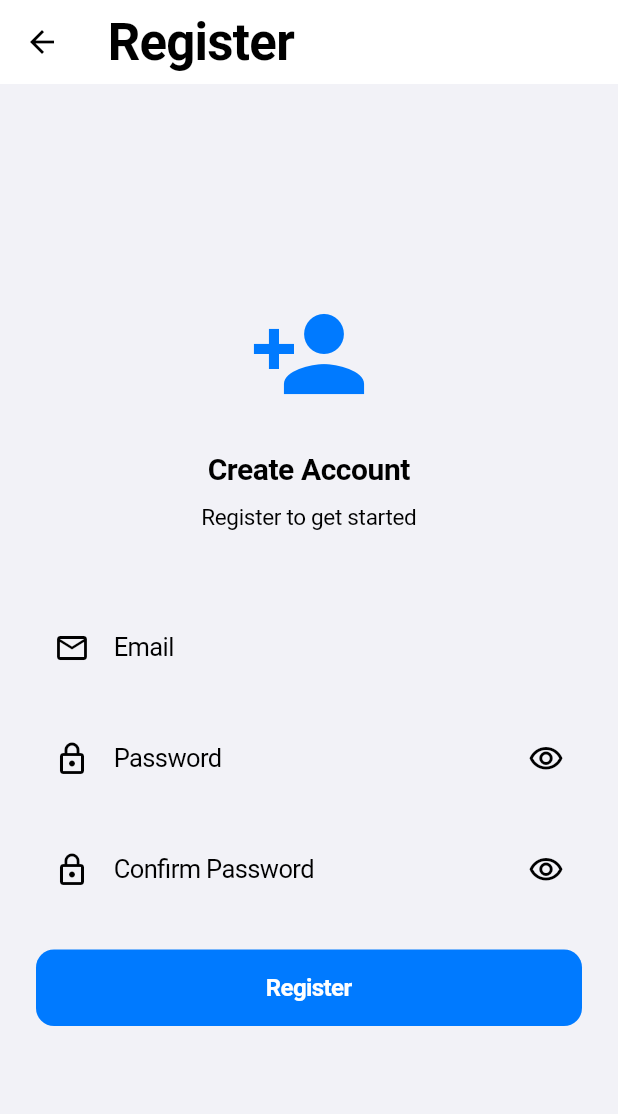
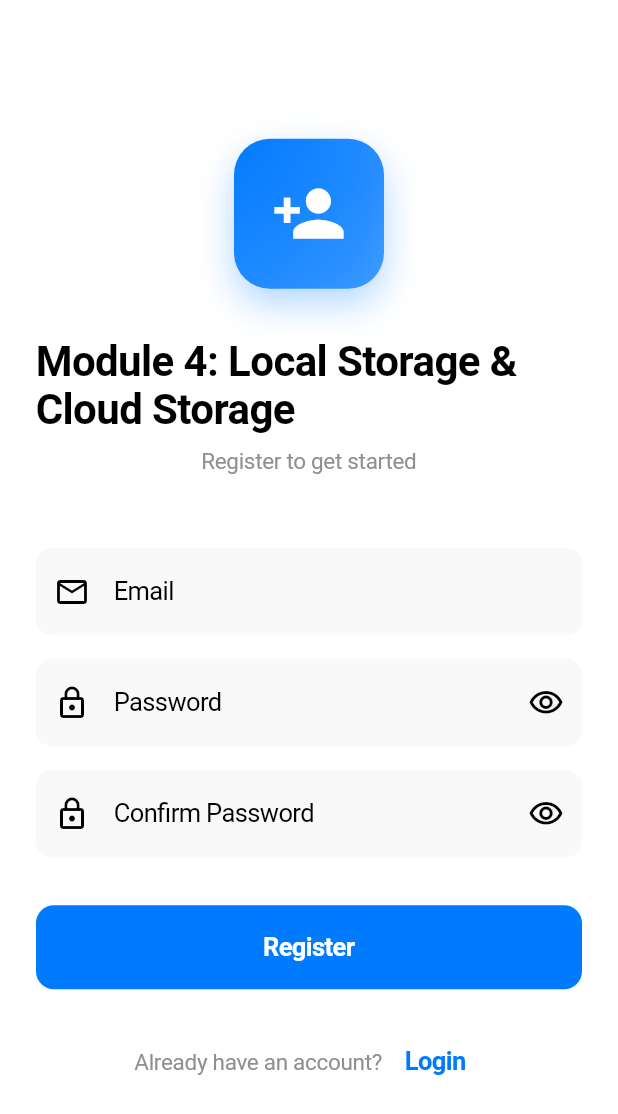
Before and after one commit to FaizalTrianto03/Prak.Mobile-25-26, a Flutter app: the RegisterView screen opened by its route, on a phone screen of 412 x 824 dp. Shown: the top 1114 px of the screen. Run offline on Flutter 3.47's test engine with Material 3 defaults, Android fonts, the phone set to English and light mode, and no system bars; our stand-ins replace flutter_dotenv, get, hive, hive_flutter, image_picker, shared_preferences and 1 more; accounts and stored records are empty.

Commit message:
feat: Enhance UI and navigation in authentication and note views
- Updated AppTheme to use a new input fill color for better visual consistency.
- Added a new input fill color in AppColors for improved theming.
- Changed app name in AppStrings to reflect the current module.
- Implemented a navigation method in AuthController to return to the login page.
- Enhanced RegisterView with a new app icon, improved layout, and added login link for better user experience.
- Updated NoteFormView and TodoFormView to set background color for consistency across views.

```diff
--- a/lib/app/core/theme/app_theme.dart
+++ b/lib/app/core/theme/app_theme.dart
@@ -54,7 +54,7 @@ class AppTheme {
       // Input Decoration Theme
       inputDecorationTheme: InputDecorationTheme(
         filled: true,
-        fillColor: AppColors.surfaceVariant,
+        fillColor: AppColors.inputFillColor,
         border: OutlineInputBorder(
           borderRadius: BorderRadius.circular(10),
           borderSide: BorderSide.none,
--- a/lib/app/core/values/app_colors.dart
+++ b/lib/app/core/values/app_colors.dart
@@ -20,6 +20,7 @@ class AppColors {
   static const Color background = Color(0xFFF2F2F7);
   static const Color surface = Color(0xFFFFFFFF);
   static const Color surfaceVariant = Color(0xFFF2F2F7);
+  static const Color inputFillColor = Color(0xFFF9F9F9);
 
   // Text Colors
   static const Color textPrimary = Color(0xFF000000);
--- a/lib/app/core/values/app_strings.dart
+++ b/lib/app/core/values/app_strings.dart
@@ -1,6 +1,6 @@
 class AppStrings {
   // App
-  static const String appName = 'Notes CRUD';
+  static const String appName = 'Module 4: Local Storage & Cloud Storage';
 
   // Auth
   static const String login = 'Login';
--- a/lib/app/modules/auth/controllers/auth_controller.dart
+++ b/lib/app/modules/auth/controllers/auth_controller.dart
@@ -92,6 +92,11 @@ class AuthController extends GetxController {
     Get.toNamed(Routes.REGISTER);
   }
 
+  // Navigate to login
+  void goToLogin() {
+    Get.back();
+  }
+
   // Email validator
   String? validateEmail(String? value) {
     if (value == null || value.isEmpty) {
--- a/lib/app/modules/auth/views/register_view.dart
+++ b/lib/app/modules/auth/views/register_view.dart
@@ -29,10 +29,9 @@ class _RegisterViewState extends State<RegisterView> {
   @override
   Widget build(BuildContext context) {
     final controller = Get.find<AuthController>();
-    final theme = Theme.of(context);
 
     return Scaffold(
-      appBar: AppBar(title: const Text(AppStrings.register)),
+      backgroundColor: Theme.of(context).colorScheme.surface,
       body: SafeArea(
         child: Center(
           child: SingleChildScrollView(
@@ -42,48 +41,76 @@ class _RegisterViewState extends State<RegisterView> {
               child: Column(
                 mainAxisAlignment: MainAxisAlignment.center,
                 children: [
-                  Icon(
-                    Icons.person_add,
-                    size: 80,
-                    color: theme.colorScheme.primary,
+                  // App Icon
+                  Container(
+                    width: 100,
+                    height: 100,
+                    decoration: BoxDecoration(
+                      gradient: LinearGradient(
+                        colors: [
+                          Theme.of(context).colorScheme.primary,
+                          Theme.of(
+                            context,
+                          ).colorScheme.primary.withValues(alpha: 0.7),
+                        ],
+                        begin: Alignment.topLeft,
+                        end: Alignment.bottomRight,
+                      ),
+                      borderRadius: BorderRadius.circular(24),
+                      boxShadow: [
+                        BoxShadow(
+                          color: Theme.of(
+                            context,
+                          ).colorScheme.primary.withValues(alpha: 0.3),
+                          blurRadius: 20,
+                          offset: const Offset(0, 10),
+                        ),
+                      ],
+                    ),
+                    child: const Icon(
+                      Icons.person_add,
+                      size: 50,
+                      color: Colors.white,
+                    ),
                   ),
-                  const SizedBox(height: 24),
+                  const SizedBox(height: 32),
+
+                  // Title
                   Text(
-                    AppStrings.createAccount,
-                    style: theme.textTheme.headlineMedium?.copyWith(
-                      fontWeight: FontWeight.w600,
-                    ),
+                    AppStrings.appName,
+                    style: Theme.of(context).textTheme.displayMedium,
                   ),
                   const SizedBox(height: 8),
                   Text(
                     AppStrings.registerToGetStarted,
-                    style: theme.textTheme.bodyMedium?.copyWith(
-                      color: theme.colorScheme.onSurfaceVariant,
-                    ),
+                    style: Theme.of(context).textTheme.bodyMedium,
                   ),
                   const SizedBox(height: 48),
+                  // Email Field
                   Obx(
                     () => TextFormField(
                       controller: _emailController,
                       keyboardType: TextInputType.emailAddress,
                       decoration: const InputDecoration(
                         labelText: AppStrings.email,
+                        hintText: 'name@example.com',
                         prefixIcon: Icon(Icons.email_outlined),
-                        hintText: 'Enter your email',
                       ),
                       validator: controller.validateEmail,
                       enabled: !controller.isLoading.value,
                     ),
                   ),
                   const SizedBox(height: 16),
+
+                  // Password Field
                   Obx(
                     () => TextFormField(
                       controller: _passwordController,
                       obscureText: _obscurePassword.value,
                       decoration: InputDecoration(
                         labelText: AppStrings.password,
-                        prefixIcon: const Icon(Icons.lock_outlined),
-                        hintText: 'Enter your password',
+                        hintText: '••••••••',
+                        prefixIcon: const Icon(Icons.lock_outline),
                         suffixIcon: IconButton(
                           icon: Icon(
                             _obscurePassword.value
@@ -98,14 +125,16 @@ class _RegisterViewState extends State<RegisterView> {
                     ),
                   ),
                   const SizedBox(height: 16),
+
+                  // Confirm Password Field
                   Obx(
                     () => TextFormField(
                       controller: _confirmPasswordController,
                       obscureText: _obscureConfirmPassword.value,
                       decoration: InputDecoration(
                         labelText: AppStrings.confirmPassword,
+                        hintText: '••••••••',
                         prefixIcon: const Icon(Icons.lock_outline),
-                        hintText: 'Confirm your password',
                         suffixIcon: IconButton(
                           icon: Icon(
                             _obscureConfirmPassword.value
@@ -119,10 +148,13 @@ class _RegisterViewState extends State<RegisterView> {
                       enabled: !controller.isLoading.value,
                     ),
                   ),
-                  const SizedBox(height: 24),
+                  const SizedBox(height: 32),
+
+                  // Register Button
                   Obx(
                     () => SizedBox(
                       width: double.infinity,
+                      height: 56,
                       child: ElevatedButton(
                         onPressed: controller.isLoading.value
                             ? null
@@ -134,22 +166,38 @@ class _RegisterViewState extends State<RegisterView> {
                                   );
                                 }
                               },
-                        style: ElevatedButton.styleFrom(
-                          padding: const EdgeInsets.symmetric(vertical: 16),
-                        ),
                         child: controller.isLoading.value
                             ? const SizedBox(
-                                height: 20,
-                                width: 20,
-                                child:
-                                    CircularProgressIndicator(strokeWidth: 2),
+                                height: 24,
+                                width: 24,
+                                child: CircularProgressIndicator(
+                                  strokeWidth: 2,
+                                  valueColor: AlwaysStoppedAnimation<Color>(
+                                    Colors.white,
+                                  ),
+                                ),
                               )
-                            : const Text(
-                                AppStrings.register,
-                                style: TextStyle(fontSize: 16),
-                              ),
+                            : const Text(AppStrings.register),
                       ),
                     ),
+                  ),
+                  const SizedBox(height: 24),
+
+                  // Login Link
+                  Row(
+                    mainAxisAlignment: MainAxisAlignment.center,
+                    children: [
+                      Text(
+                        AppStrings.alreadyHaveAccount,
+                        style: Theme.of(context).textTheme.bodyMedium,
+                      ),
+                      TextButton(
+                        onPressed: controller.isLoading.value
+                            ? null
+                            : controller.goToLogin,
+                        child: const Text(AppStrings.login),
+                      ),
+                    ],
                   ),
                 ],
               ),
--- a/lib/app/modules/note/views/note_form_view.dart
+++ b/lib/app/modules/note/views/note_form_view.dart
@@ -261,6 +261,7 @@ class NoteFormView extends StatelessWidget {
     final theme = Theme.of(context);
 
     return Scaffold(
+      backgroundColor: theme.colorScheme.surface,
       appBar: AppBar(
         title: Text(
           controller.isEditing ? AppStrings.editNote : AppStrings.addNote,
--- a/lib/app/modules/todo/views/todo_form_view.dart
+++ b/lib/app/modules/todo/views/todo_form_view.dart
@@ -105,6 +105,7 @@ class TodoFormView extends StatelessWidget {
     final theme = Theme.of(context);
 
     return Scaffold(
+      backgroundColor: theme.colorScheme.surface,
       appBar: AppBar(
         title: Text(
           controller.isEditing ? AppStrings.editTodo : AppStrings.addTodo,
```
